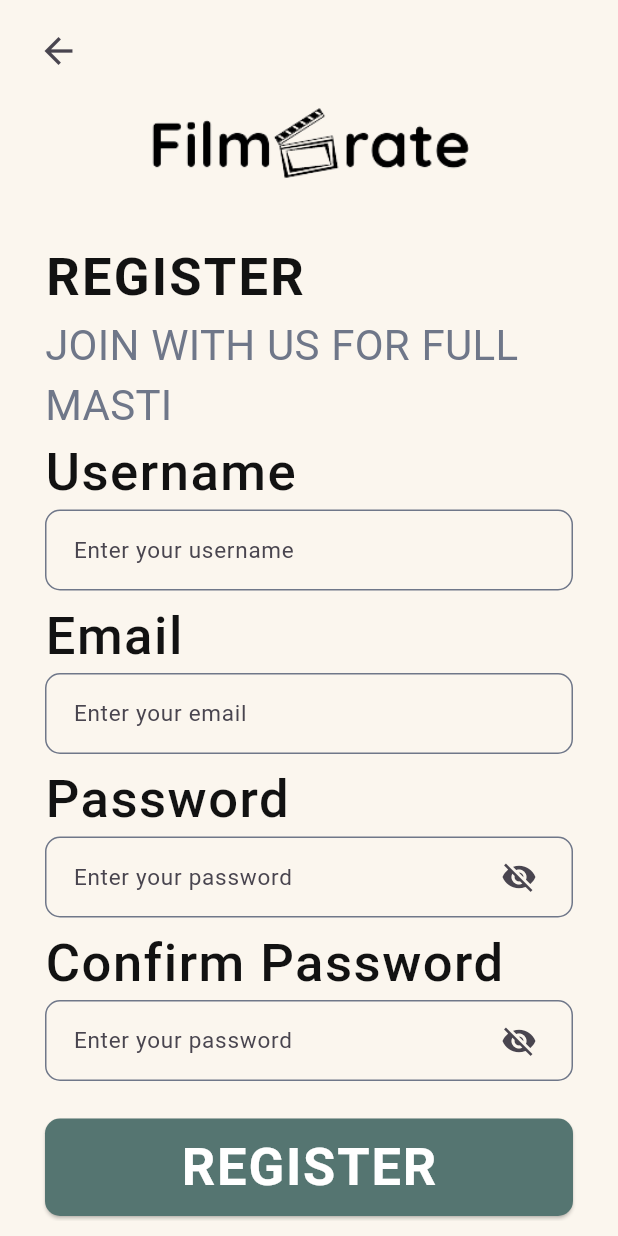
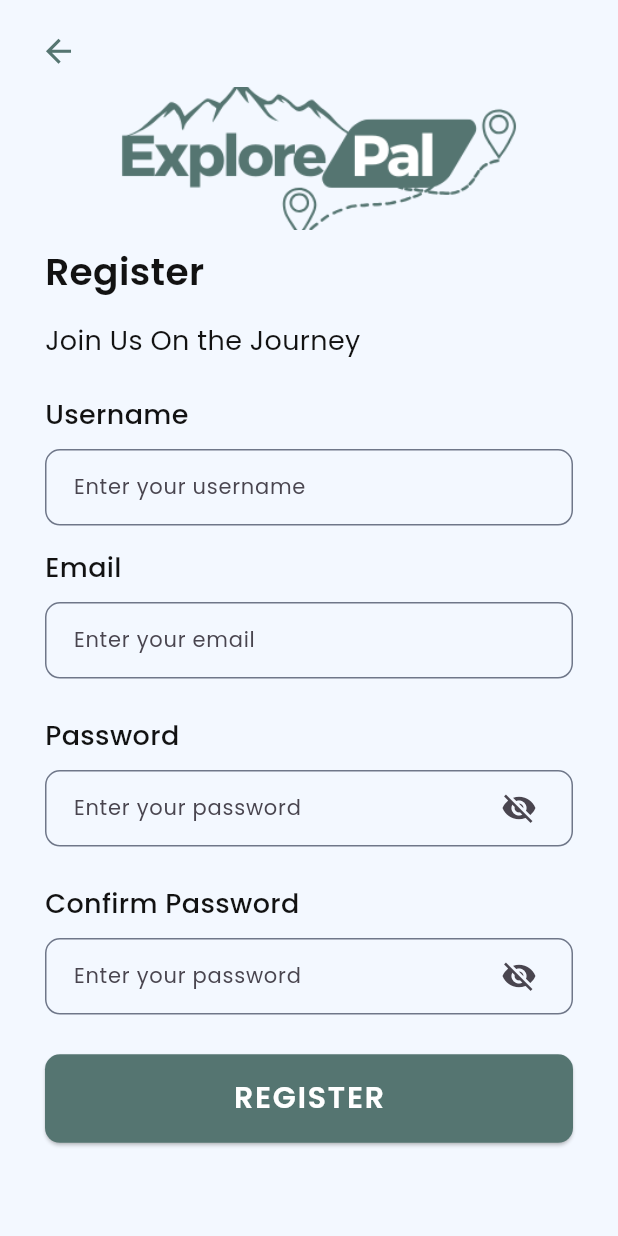
Before and after one commit to Shasmit/ExplorePal, a Flutter app: the screen it shows after launch, after a tap on "LOGIN", after a tap on "Register", on a phone screen of 412 x 824 dp. Run offline on Flutter 3.47's test engine with Material 3 defaults, Android fonts, the light colour scheme and no system bars; our stand-ins replace connectivity_plus, dartz, dio, equatable, flutter_riverpod, jwt_decoder and 2 more; Roboto replaces fonts that are missing (Dongle).

Commit message:
change login UI

```diff
--- a/lib/config/constants/app_color_theme.dart
+++ b/lib/config/constants/app_color_theme.dart
@@ -4,8 +4,8 @@ class AppColors {
   AppColors._();
 
   static Color darkPrimaryColor = const Color(0xffC4D7B2);
-  static Color appbarColors = const Color(0xffFBF6EE);
-  static Color bodyColors = const Color(0xffFBF6EE);
+  static Color appbarColors = const Color(0xffF3F8FF);
+  static Color bodyColors = const Color(0xffF3F8FF);
   static Color iconColors = const Color(0xff4F6F52);
   static Color buttonColors = const Color(0xff557571);
   static Color buttonNavBarColors = const Color(0xff121212);
--- a/lib/config/constants/app_textstyle_theme.dart
+++ b/lib/config/constants/app_textstyle_theme.dart
@@ -1,11 +1,102 @@
+import 'package:exploree_pal/config/constants/app_color_theme.dart';
 import 'package:flutter/material.dart';
 
 class AppTextStyle {
   AppTextStyle._();
 
-  static TextStyle loginTitle = const TextStyle(
-    fontSize: 30,
-    fontWeight: FontWeight.bold,
-    color: Colors.white,
+  static TextStyle poppins15 = TextStyle(
+    fontSize: 15,
+    color: AppColors.buttonNavBarColors,
+    fontFamily: 'Poppins',
+  );
+
+  static TextStyle poppins18 = TextStyle(
+    fontSize: 18,
+    color: AppColors.buttonNavBarColors,
+    fontFamily: 'Poppins',
+  );
+
+  static TextStyle poppins20 = TextStyle(
+    fontSize: 20,
+    color: AppColors.buttonNavBarColors,
+    fontFamily: 'Poppins',
+  );
+
+  static TextStyle poppins25 = TextStyle(
+    fontSize: 25,
+    color: AppColors.buttonNavBarColors,
+    fontFamily: 'Poppins',
+  );
+
+  static TextStyle poppinsMedium15 = TextStyle(
+    fontSize: 15,
+    color: AppColors.buttonNavBarColors,
+    fontFamily: 'PoppinsMedium',
+  );
+
+  static TextStyle poppinsMedium18 = TextStyle(
+    fontSize: 18,
+    color: AppColors.buttonNavBarColors,
+    fontFamily: 'PoppinsMedium',
+  );
+
+  static TextStyle poppinsMedium20 = TextStyle(
+    fontSize: 20,
+    color: AppColors.buttonNavBarColors,
+    fontFamily: 'PoppinsMedium',
+  );
+
+  static TextStyle poppinsMedium25 = TextStyle(
+    fontSize: 25,
+    color: AppColors.buttonNavBarColors,
+    fontFamily: 'PoppinsMedium',
+  );
+
+  static TextStyle poppinsSemiBold15 = TextStyle(
+    fontSize: 15,
+    color: AppColors.buttonNavBarColors,
+    fontFamily: 'PoppinsSemiBold',
+  );
+
+  static TextStyle poppinsSemiBold18 = TextStyle(
+    fontSize: 18,
+    color: AppColors.buttonNavBarColors,
+    fontFamily: 'PoppinsSemiBold',
+  );
+
+  static TextStyle poppinsSemiBold20 = TextStyle(
+    fontSize: 20,
+    color: AppColors.buttonNavBarColors,
+    fontFamily: 'PoppinsSemiBold',
+  );
+
+  static TextStyle poppinsSemiBold25 = TextStyle(
+    fontSize: 25,
+    color: AppColors.buttonNavBarColors,
+    fontFamily: 'PoppinsSemiBold',
+  );
+
+  static TextStyle poppinsBold15 = TextStyle(
+    fontSize: 15,
+    color: AppColors.buttonNavBarColors,
+    fontFamily: 'PoppinsBold',
+  );
+
+  static TextStyle poppinsBold18 = TextStyle(
+    fontSize: 18,
+    color: AppColors.buttonNavBarColors,
+    fontFamily: 'PoppinsBold',
+  );
+
+  static TextStyle poppinsBold20 = TextStyle(
+    fontSize: 20,
+    color: AppColors.buttonNavBarColors,
+    fontFamily: 'PoppinsBold',
+  );
+
+  static TextStyle poppinsBold25 = TextStyle(
+    fontSize: 25,
+    color: AppColors.buttonNavBarColors,
+    fontFamily: 'PoppinsBold',
   );
 }
--- a/lib/features/auth/presentation/view/login_view.dart
+++ b/lib/features/auth/presentation/view/login_view.dart
@@ -1,4 +1,5 @@
 import 'package:exploree_pal/config/constants/app_color_theme.dart';
+import 'package:exploree_pal/config/constants/app_textstyle_theme.dart';
 import 'package:exploree_pal/features/auth/presentation/viewmodel/auth_view_model.dart';
 import 'package:flutter/material.dart';
 import 'package:flutter_riverpod/flutter_riverpod.dart';
@@ -16,40 +17,30 @@ class _LoginViewsState extends ConsumerState<LoginViews> {
   bool _isObscure = true;
   final pinkey = GlobalKey<FormState>();
 
-  SizedBox gap() {
-    return const SizedBox(
-      height: 15.0,
-    );
-  }
-
   TextEditingController username = TextEditingController();
   TextEditingController password = TextEditingController();
 
   @override
   Widget build(BuildContext context) {
+    final screenHeight = MediaQuery.of(context).size.height;
+    final screenWidth = MediaQuery.of(context).size.width;
+
+    SizedBox gap() {
+      return SizedBox(
+        height: screenHeight * 0.025,
+      );
+    }
+
     Widget padds(
-        String title,
-        double fonts,
-        double letters,
-        Color textcolor,
-        double left,
-        double right,
-        double top,
-        double bottom,
-        double wordSpace,
-        FontWeight weight) {
+      String title,
+      Color textcolor,
+      TextStyle styles,
+    ) {
       return Padding(
-        padding: EdgeInsets.fromLTRB(left, top, right, bottom),
+        padding: const EdgeInsets.fromLTRB(20, 10, 0, 5),
         child: Text(
           title,
-          style: TextStyle(
-            fontFamily: 'Poppins',
-            fontSize: fonts,
-            fontWeight: weight,
-            letterSpacing: letters,
-            wordSpacing: wordSpace,
-            color: textcolor,
-          ),
+          style: styles,
         ),
       );
     }
@@ -77,31 +68,31 @@ class _LoginViewsState extends ConsumerState<LoginViews> {
                 //   ),
                 // ),
                 const AspectRatio(
-                  aspectRatio: 12 / 3,
+                  aspectRatio: 12 / 5,
                   child: Image(
-                    image: AssetImage('assets/images/filmcrate.png'),
+                    image: AssetImage('assets/images/explorepal.png'),
                     fit: BoxFit.cover,
                   ),
                 ),
                 gap(),
-                padds('LOGIN', 35.0, 1.5, AppColors.buttonNavBarColors, 20, 0,
-                    20, 0, 0, FontWeight.bold),
                 padds(
-                    'WELCOME TO THE WORLD OF MOVIES',
-                    28.0,
-                    0.2,
-                    AppColors.secondaryColors,
-                    20,
-                    10,
-                    0,
-                    0,
-                    0.5,
-                    FontWeight.normal),
+                  'Login',
+                  AppColors.buttonNavBarColors,
+                  AppTextStyle.poppinsSemiBold25,
+                ),
+                padds(
+                  'Your Destination Is In Your Hands',
+                  AppColors.secondaryColors,
+                  AppTextStyle.poppins18,
+                ),
                 gap(),
-                padds('Username', 35.0, 1.0, Colors.black, 20, 10, 0, 0, 0,
-                    FontWeight.w500),
+                padds(
+                  'Username',
+                  AppColors.buttonNavBarColors,
+                  AppTextStyle.poppinsMedium18,
+                ),
                 Padding(
-                  padding: const EdgeInsets.fromLTRB(20, 0, 20, 0),
+                  padding: const EdgeInsets.fromLTRB(20, 5, 20, 0),
                   child: TextFormField(
                     key: const ValueKey('username'),
                     controller: username,
@@ -111,6 +102,10 @@ class _LoginViewsState extends ConsumerState<LoginViews> {
                       }
                       return null;
                     },
+                    style: const TextStyle(
+                      fontSize: 14.0,
+                      fontFamily: "Poppins",
+                    ),
                     decoration: InputDecoration(
                       errorBorder: OutlineInputBorder(
                         borderSide: BorderSide(
@@ -128,20 +123,24 @@ class _LoginViewsState extends ConsumerState<LoginViews> {
                             BorderSide(color: AppColors.secondaryColors),
                         borderRadius: BorderRadius.circular(10.0),
                       ),
-                      contentPadding: const EdgeInsets.all(20),
+                      contentPadding: const EdgeInsets.all(15),
                       hintText: 'Enter your username',
                       hintStyle: const TextStyle(
-                        fontSize: 15.0,
+                        fontSize: 14.0,
+                        fontFamily: "Poppins",
                       ),
                     ),
                     cursorColor: Colors.black,
                   ),
                 ),
                 gap(),
-                padds('Password', 35.0, 1.0, Colors.black, 20, 10, 0, 0, 0,
-                    FontWeight.w500),
+                padds(
+                  'Password',
+                  AppColors.buttonNavBarColors,
+                  AppTextStyle.poppinsMedium18,
+                ),
                 Padding(
-                  padding: const EdgeInsets.fromLTRB(20, 0, 20, 0),
+                  padding: const EdgeInsets.fromLTRB(20, 5, 20, 0),
                   child: TextFormField(
                     key: const ValueKey('password'),
                     obscureText: _isObscure,
@@ -155,6 +154,10 @@ class _LoginViewsState extends ConsumerState<LoginViews> {
                       }
                       return null;
                     },
+                    style: const TextStyle(
+                      fontSize: 14.0,
+                      fontFamily: "Poppins",
+                    ),
                     decoration: InputDecoration(
                       errorBorder: OutlineInputBorder(
                         borderSide: BorderSide(
@@ -172,10 +175,11 @@ class _LoginViewsState extends ConsumerState<LoginViews> {
                             BorderSide(color: AppColors.secondaryColors),
                         borderRadius: BorderRadius.circular(10.0),
                       ),
-                      contentPadding: const EdgeInsets.all(20),
+                      contentPadding: const EdgeInsets.all(15),
                       hintText: 'Enter your password',
                       hintStyle: const TextStyle(
-                        fontSize: 15.0,
+                        fontSize: 14.0,
+                        fontFamily: "Poppins",
                       ),
                       suffixIcon: Align(
                         widthFactor: 1.5,
@@ -196,29 +200,8 @@ class _LoginViewsState extends ConsumerState<LoginViews> {
                     cursorColor: Colors.black,
                   ),
                 ),
-                // Padding(
-                //   padding: const EdgeInsets.fromLTRB(20, 0, 10, 0),
-                //   child: Align(
-                //     alignment: Alignment.bottomRight,
-                //     child: TextButton(
-                //       onPressed: () {
-                //         Navigator.pushNamed(context, AppRoute.updatePassword);
-                //       },
-                //       child: const Text(
-                //         'Forgot Password?',
-                //         style: TextStyle(
-                //           fontFamily: 'Dongle',
-                //           fontSize: 28.0,
-                //           letterSpacing: 0.2,
-                //           color: AppColors.buttonNavBarColors,
-                //         ),
-                //       ),
-                //     ),
-                //   ),
-                // ),
-                // gap(),
-                const SizedBox(
-                  height: 45,
+                SizedBox(
+                  height: screenHeight * 0.07,
                 ),
                 Padding(
                   padding: const EdgeInsets.fromLTRB(20, 0, 20, 0),
@@ -237,15 +220,13 @@ class _LoginViewsState extends ConsumerState<LoginViews> {
                               );
                         }
                       },
-                      child: const Padding(
-                        padding: EdgeInsets.all(5.0),
+                      child: Padding(
+                        padding: const EdgeInsets.all(15.0),
                         child: Text(
                           'LOGIN',
-                          style: TextStyle(
-                            fontFamily: 'Dongle',
-                            fontWeight: FontWeight.w600,
+                          style: AppTextStyle.poppinsSemiBold20.copyWith(
+                            color: Colors.white,
                             letterSpacing: 1.2,
-                            fontSize: 35.0,
                           ),
                         ),
                       ),
@@ -261,9 +242,8 @@ class _LoginViewsState extends ConsumerState<LoginViews> {
                       const Text(
                         "Don't have an account?",
                         style: TextStyle(
-                          fontFamily: 'Dongle',
-                          fontSize: 28.0,
-                          fontWeight: FontWeight.w500,
+                          fontFamily: 'Poppins',
+                          fontSize: 15.0,
                           // wordSpacing: 0.8,
                         ),
                       ),
@@ -274,9 +254,8 @@ class _LoginViewsState extends ConsumerState<LoginViews> {
                         child: Text(
                           'Register',
                           style: TextStyle(
-                            fontFamily: 'Dongle',
-                            fontSize: 28.0,
-                            fontWeight: FontWeight.w500,
+                            fontFamily: 'PoppinsMedium',
+                            fontSize: 15.0,
                             letterSpacing: 0.9,
                             color: AppColors.buttonColors,
                           ),
--- a/lib/features/auth/presentation/view/register_view.dart
+++ b/lib/features/auth/presentation/view/register_view.dart
@@ -1,4 +1,5 @@
 import 'package:exploree_pal/config/constants/app_color_theme.dart';
+import 'package:exploree_pal/config/constants/app_textstyle_theme.dart';
 import 'package:exploree_pal/config/router/app_route.dart';
 import 'package:exploree_pal/features/auth/domain/entity/user_entity.dart';
 import 'package:exploree_pal/features/auth/presentation/viewmodel/auth_view_model.dart';
@@ -23,12 +24,6 @@ class _RegisterViewsState extends ConsumerState<RegisterViews> {
     );
   }
 
-  SizedBox gapa() {
-    return const SizedBox(
-      height: 25.0,
-    );
-  }
-
   TextEditingController email = TextEditingController();
   TextEditingController password = TextEditingController();
   TextEditingController username = TextEditingController();
@@ -37,29 +32,25 @@ class _RegisterViewsState extends ConsumerState<RegisterViews> {
   Widget build(BuildContext context) {
     // final authState = ref.watch(authViewModelProvider);
 
+    final screenHeight = MediaQuery.of(context).size.height;
+    final screenWidth = MediaQuery.of(context).size.width;
+
+    SizedBox gapa() {
+      return SizedBox(
+        height: screenHeight * 0.02,
+      );
+    }
+
     Widget padds(
-        String title,
-        double fonts,
-        double letters,
-        Color textcolor,
-        double left,
-        double right,
-        double top,
-        double bottom,
-        double wordSpace,
-        FontWeight weight) {
+      String title,
+      Color textcolor,
+      TextStyle styles,
+    ) {
       return Padding(
-        padding: EdgeInsets.fromLTRB(left, top, right, bottom),
+        padding: const EdgeInsets.fromLTRB(20, 10, 0, 5),
         child: Text(
           title,
-          style: TextStyle(
-            fontFamily: 'Dongle',
-            fontSize: fonts,
-            fontWeight: weight,
-            letterSpacing: letters,
-            wordSpacing: wordSpace,
-            color: textcolor,
-          ),
+          style: styles,
         ),
       );
     }
@@ -79,59 +70,41 @@ class _RegisterViewsState extends ConsumerState<RegisterViews> {
                   padding: const EdgeInsets.fromLTRB(5, 0, 5, 0),
                   child: IconButton(
                     icon: const Icon(Icons.arrow_back),
-                    iconSize: 28.0,
+                    iconSize: 25.0,
+                    color: AppColors.buttonColors,
                     onPressed: () {
                       Navigator.pushNamed(context, AppRoute.loginRoute);
                     },
                     alignment: Alignment.topLeft,
                   ),
                 ),
-                const AspectRatio(
-                  aspectRatio: 12 / 2.5,
-                  child: Image(
-                    image: AssetImage('assets/images/filmcrate.png'),
+                AspectRatio(
+                  aspectRatio: screenHeight * 0.015 / 3,
+                  child: const Image(
+                    image: AssetImage('assets/images/explorepal.png'),
                     fit: BoxFit.cover,
                   ),
                 ),
-                // gap(),
                 padds(
-                  'REGISTER',
-                  35.0,
-                  1.5,
+                  'Register',
                   AppColors.buttonNavBarColors,
-                  20,
-                  0,
-                  20,
-                  0,
-                  0,
-                  FontWeight.bold,
+                  AppTextStyle.poppinsSemiBold25,
                 ),
                 padds(
-                  'JOIN WITH US FOR FULL MASTI',
-                  28.0,
-                  0.2,
+                  'Join Us On the Journey',
                   AppColors.secondaryColors,
-                  20,
-                  10,
-                  0,
-                  0,
-                  0.5,
-                  FontWeight.normal,
+                  AppTextStyle.poppins18,
+                ),
+                SizedBox(
+                  height: screenHeight * 0.01,
                 ),
                 padds(
                   'Username',
-                  35.0,
-                  1.0,
                   AppColors.buttonNavBarColors,
-                  20,
-                  10,
-                  0,
-                  0,
-                  0,
-                  FontWeight.w500,
+                  AppTextStyle.poppinsMedium18,
                 ),
                 Padding(
-                  padding: const EdgeInsets.fromLTRB(20, 0, 20, 0),
+                  padding: const EdgeInsets.fromLTRB(20, 5, 20, 0),
                   child: TextFormField(
                     controller: username,
                     validator: (text) {
@@ -143,6 +116,10 @@ class _RegisterViewsState extends ConsumerState<RegisterViews> {
                       }
                       return null;
                     },
+                    style: const TextStyle(
+                      fontSize: 14.0,
+                      fontFamily: "Poppins",
+                    ),
                     decoration: InputDecoration(
                       errorBorder: OutlineInputBorder(
                         borderSide: const BorderSide(
@@ -163,7 +140,8 @@ class _RegisterViewsState extends ConsumerState<RegisterViews> {
                       contentPadding: const EdgeInsets.all(15),
                       hintText: 'Enter your username',
                       hintStyle: const TextStyle(
-                        fontSize: 15.0,
+                        fontSize: 14.0,
+                        fontFamily: 'Poppins',
                       ),
                     ),
                     cursorColor: AppColors.buttonNavBarColors,
@@ -172,18 +150,11 @@ class _RegisterViewsState extends ConsumerState<RegisterViews> {
                 gap(),
                 padds(
                   'Email',
-                  35.0,
-                  1.0,
                   AppColors.buttonNavBarColors,
-                  20,
-                  10,
-                  0,
-                  0,
-                  0,
-                  FontWeight.w500,
+                  AppTextStyle.poppinsMedium18,
                 ),
                 Padding(
-                  padding: const EdgeInsets.fromLTRB(20, 0, 20, 0),
+                  padding: const EdgeInsets.fromLTRB(20, 5, 20, 10),
                   child: TextFormField(
                     controller: email,
                     validator: (text) {
@@ -197,6 +168,10 @@ class _RegisterViewsState extends ConsumerState<RegisterViews> {
                       }
                       return null;
                     },
+                    style: const TextStyle(
+                      fontSize: 14.0,
+                      fontFamily: "Poppins",
+                    ),
                     decoration: InputDecoration(
                       errorBorder: OutlineInputBorder(
                         borderSide: const BorderSide(
@@ -217,7 +192,8 @@ class _RegisterViewsState extends ConsumerState<RegisterViews> {
                       contentPadding: const EdgeInsets.all(15),
                       hintText: 'Enter your email',
                       hintStyle: const TextStyle(
-                        fontSize: 15.0,
+                        fontSize: 14.0,
+                        fontFamily: "Poppins",
                       ),
                     ),
                     cursorColor: AppColors.buttonNavBarColors,
@@ -226,18 +202,11 @@ class _RegisterViewsState extends ConsumerState<RegisterViews> {
                 gap(),
                 padds(
                   'Password',
-                  35.0,
-                  1.0,
                   AppColors.buttonNavBarColors,
-                  20,
-                  10,
-                  0,
-                  0,
-                  0,
-                  FontWeight.w500,
+                  AppTextStyle.poppinsMedium18,
                 ),
                 Padding(
-                  padding: const EdgeInsets.fromLTRB(20, 0, 20, 0),
+                  padding: const EdgeInsets.fromLTRB(20, 5, 20, 10),
                   child: TextFormField(
                     obscureText: _isObscure,
                     controller: password,
@@ -250,6 +219,10 @@ class _RegisterViewsState extends ConsumerState<RegisterViews> {
                       }
                       return null;
                     },
+                    style: const TextStyle(
+                      fontSize: 14.0,
+                      fontFamily: "Poppins",
+                    ),
                     decoration: InputDecoration(
                       errorBorder: OutlineInputBorder(
                         borderSide: const BorderSide(
@@ -270,7 +243,8 @@ class _RegisterViewsState extends ConsumerState<RegisterViews> {
                       contentPadding: const EdgeInsets.all(15),
                       hintText: 'Enter your password',
                       hintStyle: const TextStyle(
-                        fontSize: 15.0,
+                        fontSize: 14.0,
+                        fontFamily: "Poppins",
                       ),
                       suffixIcon: Align(
                         widthFactor: 1.5,
@@ -294,18 +268,11 @@ class _RegisterViewsState extends ConsumerState<RegisterViews> {
                 gap(),
                 padds(
                   'Confirm Password',
-                  35.0,
-                  1.0,
                   AppColors.buttonNavBarColors,
-                  20,
-                  10,
-                  0,
-                  0,
-                  0,
-                  FontWeight.w500,
+                  AppTextStyle.poppinsMedium18,
                 ),
                 Padding(
-                  padding: const EdgeInsets.fromLTRB(20, 0, 20, 0),
+                  padding: const EdgeInsets.fromLTRB(20, 5, 20, 10),
                   child: TextFormField(
                     obscureText: _isObscure1,
                     controller: confirmpass,
@@ -318,6 +285,10 @@ class _RegisterViewsState extends ConsumerState<RegisterViews> {
                       }
                       return null;
                     },
+                    style: const TextStyle(
+                      fontSize: 14.0,
+                      fontFamily: "Poppins",
+                    ),
                     decoration: InputDecoration(
                       errorBorder: OutlineInputBorder(
                         borderSide: const BorderSide(
@@ -338,7 +309,8 @@ class _RegisterViewsState extends ConsumerState<RegisterViews> {
                       contentPadding: const EdgeInsets.all(15),
                       hintText: 'Enter your password',
                       hintStyle: const TextStyle(
-                        fontSize: 15.0,
+                        fontSize: 14.0,
+                        fontFamily: "Poppins",
                       ),
                       suffixIcon: Align(
                         widthFactor: 1.5,
@@ -361,10 +333,9 @@ class _RegisterViewsState extends ConsumerState<RegisterViews> {
                 ),
                 gapa(),
                 Padding(
-                  padding: const EdgeInsets.fromLTRB(20, 0, 20, 10),
+                  padding: const EdgeInsets.fromLTRB(20, 0, 20, 0),
                   child: SizedBox(
                     width: double.infinity,
-                    height: 65.0,
                     child: ElevatedButton(
                       onPressed: () {
                         if (registerkey.currentState!.validate()) {
@@ -379,13 +350,14 @@ class _RegisterViewsState extends ConsumerState<RegisterViews> {
                               .registerUser(context, user);
                         }
                       },
-                      child: const Text(
-                        'REGISTER',
-                        style: TextStyle(
-                          fontFamily: 'Dongle',
-                          fontWeight: FontWeight.w600,
-                          letterSpacing: 1.2,
-                          fontSize: 35.0,
+                      child: Padding(
+                        padding: const EdgeInsets.all(15.0),
+                        child: Text(
+                          'REGISTER',
+                          style: AppTextStyle.poppinsSemiBold20.copyWith(
+                            color: Colors.white,
+                            letterSpacing: 1.2,
+                          ),
                         ),
                       ),
                     ),
--- a/lib/features/splash/presentation/view/splash_screen_view.dart
+++ b/lib/features/splash/presentation/view/splash_screen_view.dart
@@ -1,5 +1,6 @@
 import 'dart:async';
 
+import 'package:exploree_pal/config/constants/app_color_theme.dart';
 import 'package:flutter/material.dart';
 import 'package:flutter_riverpod/flutter_riverpod.dart';
 
@@ -25,19 +26,27 @@ class _SplashScreenViewState extends ConsumerState<SplashScreenView> {
   @override
   Widget build(BuildContext context) {
     final screenSize = MediaQuery.of(context).size;
-    final isTablet = screenSize.shortestSide >= 600;
-    return SizedBox(
-      height: double.infinity,
-      width: double.infinity,
-      child: isTablet
-          ? const Image(
-              image: AssetImage('assets/images/filmcratesplashtab.png'),
-              fit: BoxFit.cover,
-            )
-          : const Image(
-              image: AssetImage('assets/images/filmcratesplash.png'),
+    return Scaffold(
+      backgroundColor: AppColors.bodyColors,
+      body: Center(
+        child: Column(
+          mainAxisAlignment: MainAxisAlignment.center,
+          children: [
+            Image.asset(
+              "assets/images/explorepal.png",
+              width: double.infinity,
+              height: screenSize.height * 0.25,
               fit: BoxFit.cover,
             ),
+            const SizedBox(
+              height: 30,
+            ),
+            CircularProgressIndicator(
+              color: AppColors.buttonColors,
+            )
+          ],
+        ),
+      ),
     );
   }
 }
```
Also changed, not shown: assets/images/explorepal.png (added).
